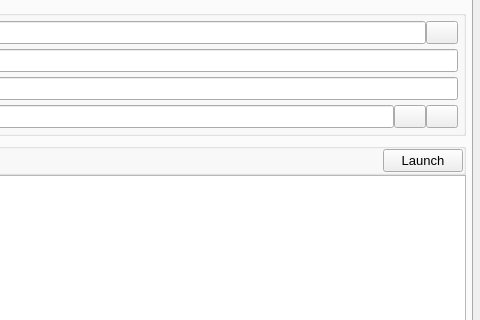
LunarG/VulkanTools, file vkconfig_gui/mainwindow.ui: the form before one commit; both pictures show x 720 to 1200 and y 136 to 456 of the 1200 by 640 pixel window.
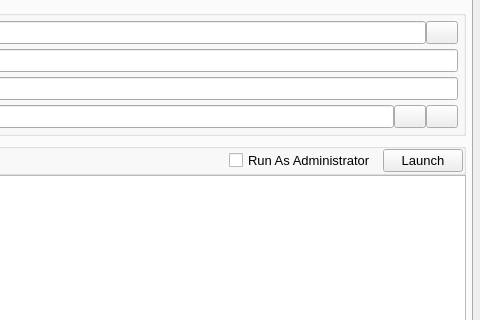
The form after the commit. The open tabs and pages were chosen to show the change. Icons and pictures are not drawn.

Commit message: vkconfig: Experiment with Run as Admin

```diff
--- a/vkconfig_gui/mainwindow.ui
+++ b/vkconfig_gui/mainwindow.ui
@@ -1496,6 +1496,13 @@
                </property>
               </spacer>
              </item>
+             <item>
+              <widget class="QCheckBox" name="launch_admin">
+               <property name="text">
+                <string>Run As Administrator</string>
+               </property>
+              </widget>
+             </item>
              <item>
               <widget class="QPushButton" name="launch_button">
                <property name="font">
```
Left out of the diff: 2 changed lines with no effect on the pictures. The commit also changes 4 other files.
